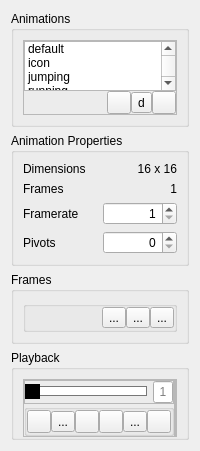
The window that src/animationwidget.ui (eigenbom/MQ-Sprite) describes before a commit, drawn with Qt 5.
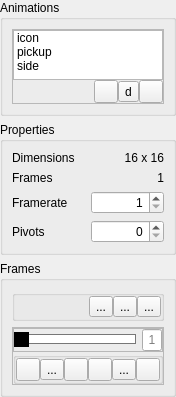
The same window after the commit. Icons and pictures are not drawn. Custom widgets are drawn as their Qt base class.

The edit to the form file:
```diff
--- a/src/animationwidget.ui
+++ b/src/animationwidget.ui
@@ -6,14 +6,26 @@
    <rect>
     <x>0</x>
     <y>0</y>
-    <width>182</width>
-    <height>391</height>
+    <width>160</width>
+    <height>396</height>
    </rect>
   </property>
   <property name="windowTitle">
    <string>Form</string>
   </property>
   <layout class="QVBoxLayout" name="verticalLayout_7">
+   <property name="leftMargin">
+    <number>0</number>
+   </property>
+   <property name="topMargin">
+    <number>0</number>
+   </property>
+   <property name="rightMargin">
+    <number>0</number>
+   </property>
+   <property name="bottomMargin">
+    <number>0</number>
+   </property>
    <item>
     <widget class="QGroupBox" name="groupBox_2">
      <property name="title">
@@ -94,11 +106,6 @@
            <property name="sortingEnabled">
             <bool>true</bool>
            </property>
-           <item>
-            <property name="text">
-             <string>default</string>
-            </property>
-           </item>
            <item>
             <property name="text">
              <string>icon</string>
@@ -106,12 +113,12 @@
            </item>
            <item>
             <property name="text">
-             <string>jumping</string>
+             <string>pickup</string>
             </property>
            </item>
            <item>
             <property name="text">
-             <string>running</string>
+             <string>side</string>
             </property>
            </item>
           </widget>
@@ -202,7 +209,7 @@
    <item>
     <widget class="QGroupBox" name="groupBox">
      <property name="title">
-      <string>Animation Properties</string>
+      <string>Properties</string>
      </property>
      <property name="flat">
       <bool>true</bool>
@@ -376,38 +383,6 @@
         </layout>
        </widget>
       </item>
-     </layout>
-    </widget>
-   </item>
-   <item>
-    <widget class="QGroupBox" name="groupBox_5">
-     <property name="title">
-      <string>Playback</string>
-     </property>
-     <property name="flat">
-      <bool>true</bool>
-     </property>
-     <layout class="QVBoxLayout" name="verticalLayout_8">
-      <property name="spacing">
-       <number>6</number>
-      </property>
-      <property name="leftMargin">
-       <number>9</number>
-      </property>
-      <property name="topMargin">
-       <number>9</number>
-      </property>
-      <property name="rightMargin">
-       <number>9</number>
-      </property>
-      <property name="bottomMargin">
-       <number>0</number>
-      </property>
-      <item>
-       <layout class="QHBoxLayout" name="horizontalLayout_6">
-        <property name="spacing">
-         <number>0</number>
-        </property>
         <item>
          <widget class="QFrame" name="frame">
           <property name="frameShape">
@@ -683,53 +658,11 @@
                 </property>
                </widget>
               </item>
-              <item>
-               <spacer name="horizontalSpacer_3">
-                <property name="orientation">
-                 <enum>Qt::Horizontal</enum>
-                </property>
-                <property name="sizeHint" stdset="0">
-                 <size>
-                  <width>40</width>
-                  <height>20</height>
-                 </size>
-                </property>
-               </spacer>
-              </item>
              </layout>
             </widget>
            </item>
           </layout>
          </widget>
-        </item>
-        <item>
-         <widget class="QFrame" name="frame_2">
-          <property name="frameShape">
-           <enum>QFrame::StyledPanel</enum>
-          </property>
-          <property name="frameShadow">
-           <enum>QFrame::Raised</enum>
-          </property>
-          <layout class="QVBoxLayout" name="verticalLayout_4">
-           <property name="spacing">
-            <number>0</number>
-           </property>
-           <property name="leftMargin">
-            <number>0</number>
-           </property>
-           <property name="topMargin">
-            <number>0</number>
-           </property>
-           <property name="rightMargin">
-            <number>0</number>
-           </property>
-           <property name="bottomMargin">
-            <number>0</number>
-           </property>
-          </layout>
-         </widget>
-        </item>
-       </layout>
       </item>
      </layout>
     </widget>
```
Lines whose indentation alone changed are shown as unchanged.
